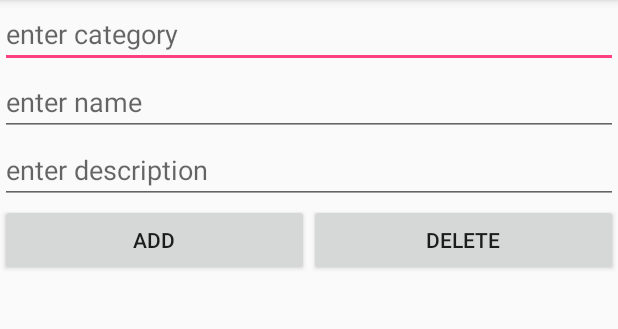
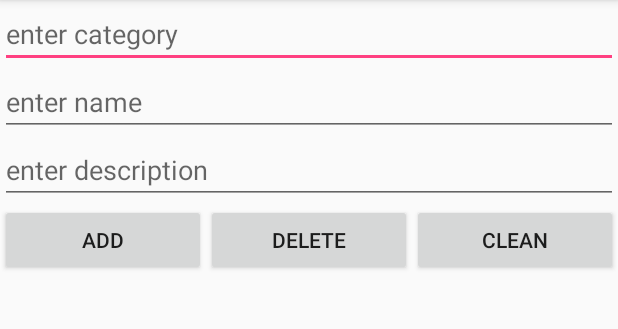
Before and after one commit to eboko1/StarBuzz, an Android app: the MakeChangesMenuActivity screen opened directly, with no data from a screen before it, on a phone screen of 412 x 824 dp, the part 84-413 px from its top. Run offline under Robolectric (Android 15) with nearby library versions, the light colour scheme and no system bars.

Commit message:
button Clean data  in to  database

```diff
--- a/app/src/main/java/griffits/fvi/at/ua/starbuzz/MakeChangesMenuActivity.java
+++ b/app/src/main/java/griffits/fvi/at/ua/starbuzz/MakeChangesMenuActivity.java
@@ -16,8 +16,9 @@ import android.widget.Toast;
 
 public class MakeChangesMenuActivity extends AppCompatActivity implements View.OnClickListener {
     private static final String LOG_INFO = "mylog";
+
     private EditText et_name, et_description, et_category;
-    private Button btn_add_data_table, btn_delete_data_table;
+    private Button btn_add_data_table, btn_delete_data_table, btn_clean_data_table ;
 
 
     String name, description, category;
@@ -30,9 +31,13 @@ public class MakeChangesMenuActivity extends AppCompatActivity implements View.O
         super.onCreate(savedInstanceState);
         setContentView(R.layout.activity_make_changes_menu);
         init();
+
         btn_add_data_table.setOnClickListener(this);
+        btn_delete_data_table.setOnClickListener(this);
+        btn_clean_data_table.setOnClickListener(this);
 
         sqLiteOpenHelper = new StarbuzzDatabaseHelper(this);
+
     }
 
 
@@ -48,8 +53,13 @@ public class MakeChangesMenuActivity extends AppCompatActivity implements View.O
         et_name = (EditText)findViewById(R.id.et_name);
         et_description = (EditText)findViewById(R.id.et_description);
         et_category= (EditText)findViewById(R.id.et_category);
+
         btn_add_data_table = (Button) findViewById(R.id.btn_add_datatable);
+
         btn_delete_data_table = (Button)findViewById(R.id.btn_delete_datatable);
+
+        btn_clean_data_table = (Button)findViewById(R.id.btn_clean_datatable);
+
     }
 
     @Override
@@ -76,6 +86,12 @@ public class MakeChangesMenuActivity extends AppCompatActivity implements View.O
             case R.id.btn_delete_datatable:
 
                 break;
+            case R.id.btn_clean_datatable:
+               int cleanCount = sqLiteDatabase.delete("DRINK", null, null);
+                Log.i(LOG_INFO, "onClick button Add in database cleanCount = " + cleanCount);
+                break;
         }
+
+
     }
 }
--- a/app/src/main/res/layout/activity_make_changes_menu.xml
+++ b/app/src/main/res/layout/activity_make_changes_menu.xml
@@ -40,6 +40,12 @@
             android:layout_height="wrap_content"
             android:layout_weight="1"
             android:text="delete"/>
+        <Button
+            android:id="@+id/btn_clean_datatable"
+            android:layout_width="wrap_content"
+            android:layout_height="wrap_content"
+            android:layout_weight="1"
+            android:text="clean"/>
 
     </LinearLayout>
 
```
Also changed, not shown: app/src/main/java/griffits/fvi/at/ua/starbuzz/StarbuzzDatabaseHelper.java (+4 -4 lines).
